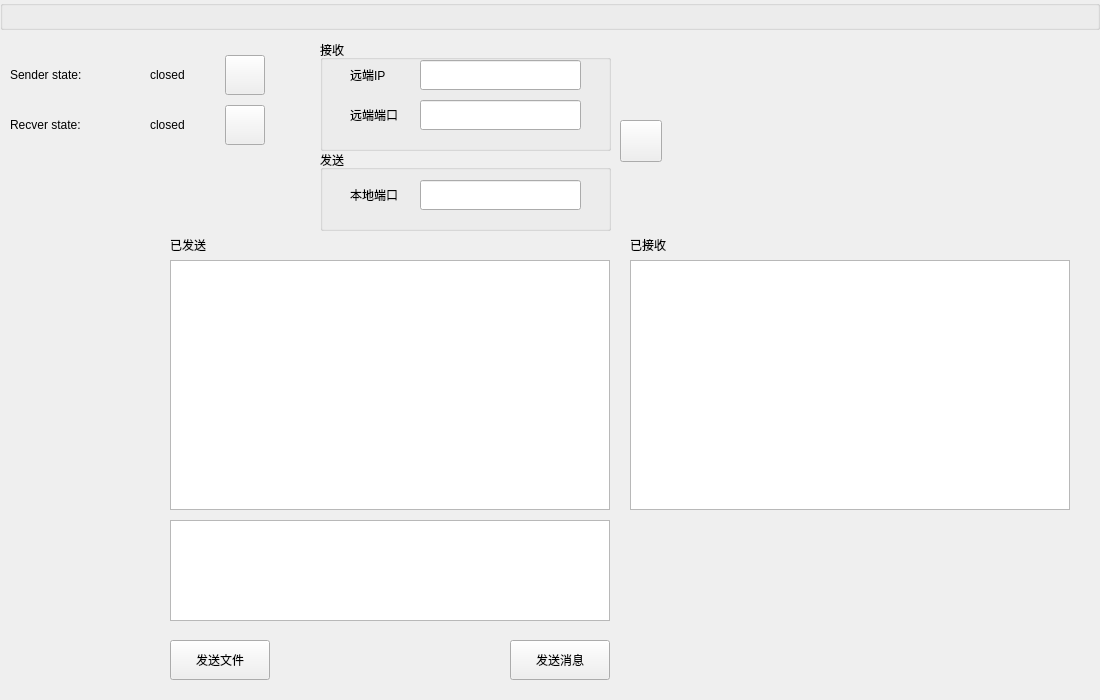
The window that src/gui/mainui.ui (realth000/localcharger) describes before a commit, drawn with Qt 5.
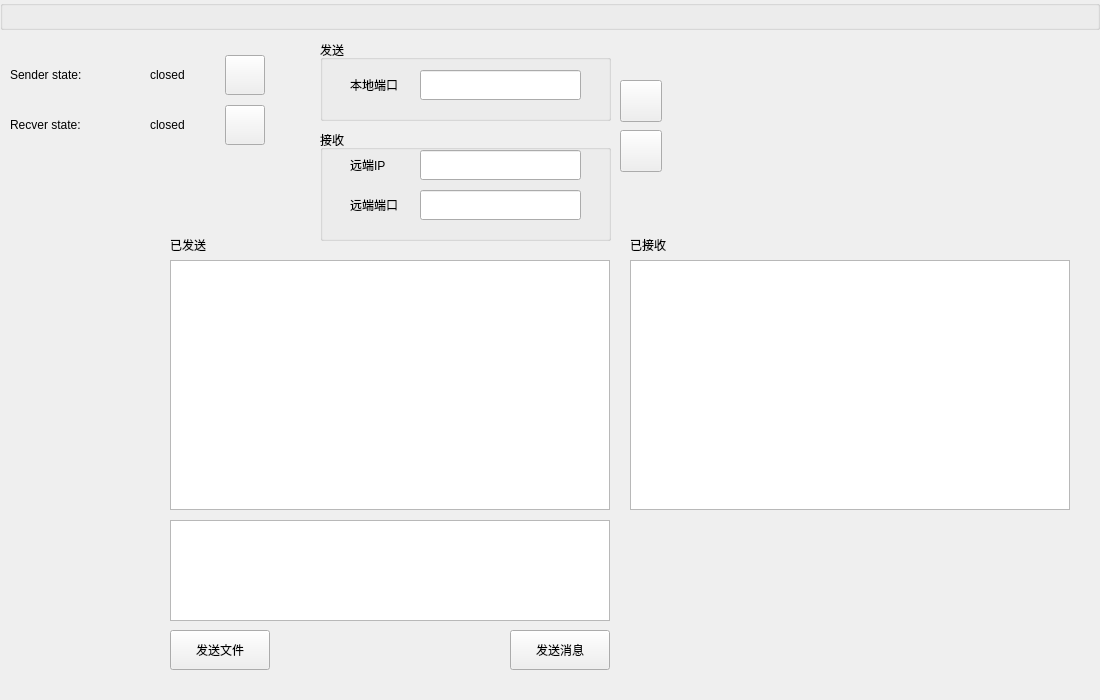
The same window after the commit. Custom widgets are drawn as their Qt base class.

Commit message:
feat(AppConfig):支持保存读取设置
新增：
    支持保存和读取设置

优化：
    优化更新WebSocket设置时对IP合法性的判断方式
    优化界面tab order

The edit to the form file:
```diff
--- a/src/gui/mainui.ui
+++ b/src/gui/mainui.ui
@@ -47,7 +47,7 @@
    <property name="geometry">
     <rect>
      <x>510</x>
-     <y>640</y>
+     <y>630</y>
      <width>100</width>
      <height>40</height>
     </rect>
@@ -125,7 +125,7 @@
    <property name="geometry">
     <rect>
      <x>320</x>
-     <y>40</y>
+     <y>130</y>
      <width>291</width>
      <height>111</height>
     </rect>
@@ -223,7 +223,7 @@
    <property name="geometry">
     <rect>
      <x>170</x>
-     <y>640</y>
+     <y>630</y>
      <width>100</width>
      <height>40</height>
     </rect>
@@ -262,7 +262,7 @@
    <property name="geometry">
     <rect>
      <x>320</x>
-     <y>150</y>
+     <y>40</y>
      <width>291</width>
      <height>81</height>
     </rect>
@@ -298,7 +298,7 @@
    <property name="geometry">
     <rect>
      <x>620</x>
-     <y>120</y>
+     <y>80</y>
      <width>42</width>
      <height>42</height>
     </rect>
@@ -320,6 +320,19 @@
     <string>closed</string>
    </property>
   </widget>
+  <widget class="QPushButton" name="saveConfigPushButton">
+   <property name="geometry">
+    <rect>
+     <x>620</x>
+     <y>130</y>
+     <width>42</width>
+     <height>42</height>
+    </rect>
+   </property>
+   <property name="text">
+    <string/>
+   </property>
+  </widget>
  </widget>
  <customwidgets>
   <customwidget>
```
The commit also changes 6 other files.
